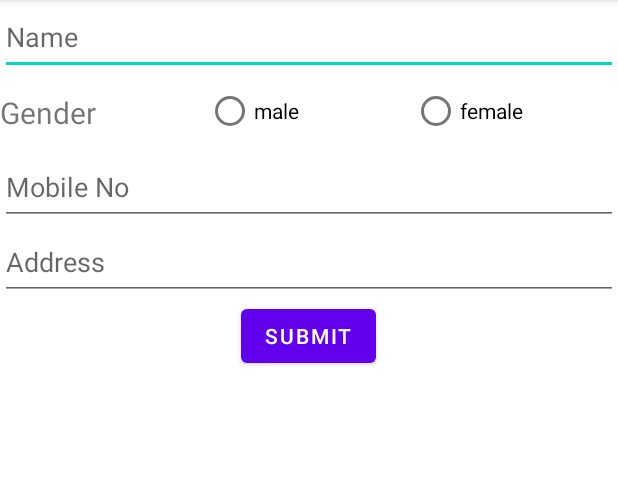
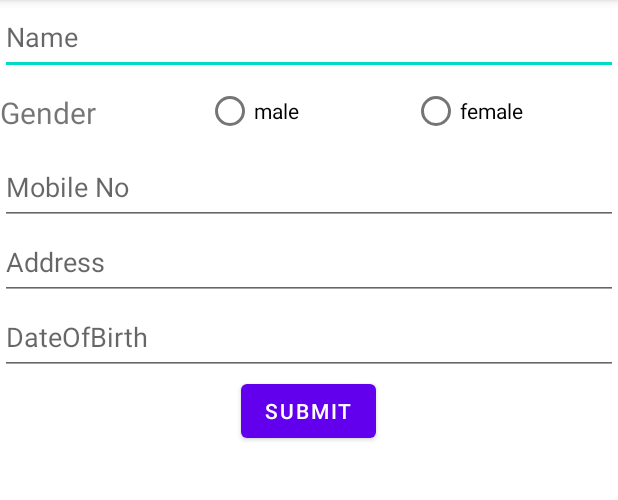
Before and after one commit to abhishekjha1802/training, an Android app: the screen it shows after launch (MainActivity), on a phone screen of 412 x 824 dp, the part 84-584 px from its top. Run offline under Robolectric (Android 15) with nearby library versions, the phone set to English and light mode, and no system bars.

Commit message:
adding dob

```diff
--- a/app/src/main/res/layout/activity_main.xml
+++ b/app/src/main/res/layout/activity_main.xml
@@ -62,7 +62,11 @@
         android:id="@+id/address"
         />
 
-
+    <EditText
+        android:layout_width="match_parent"
+        android:layout_height="50dp"
+        android:hint="DateOfBirth"
+        />
     <Button
         android:layout_width="wrap_content"
         android:layout_height="wrap_content"
```
